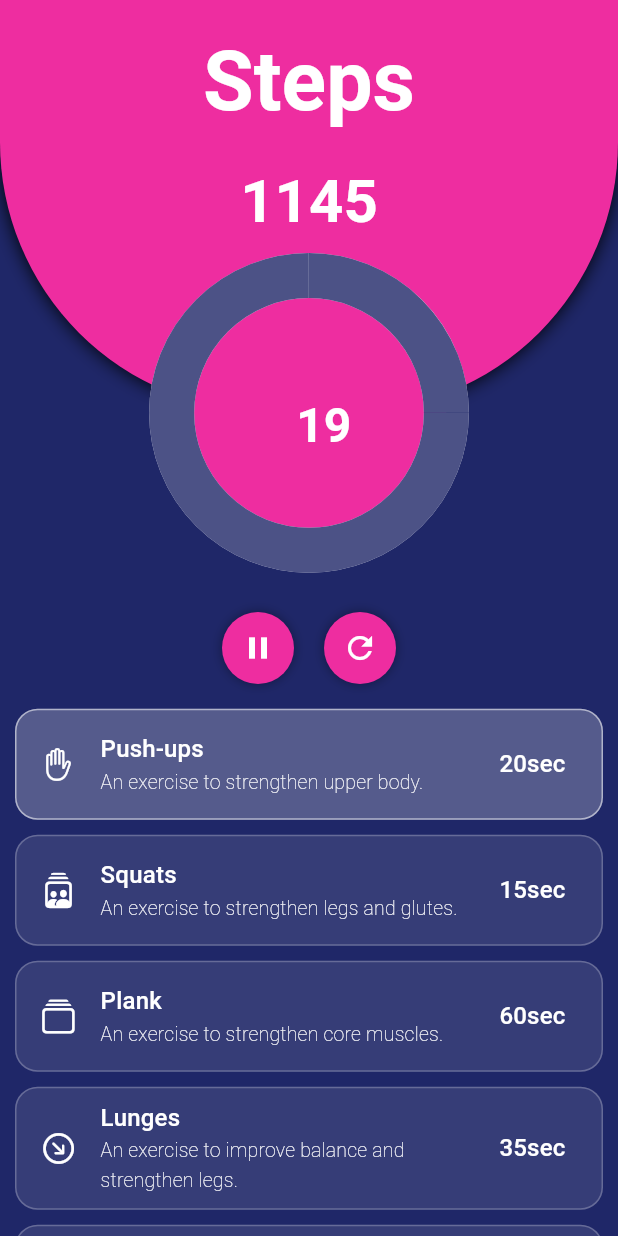
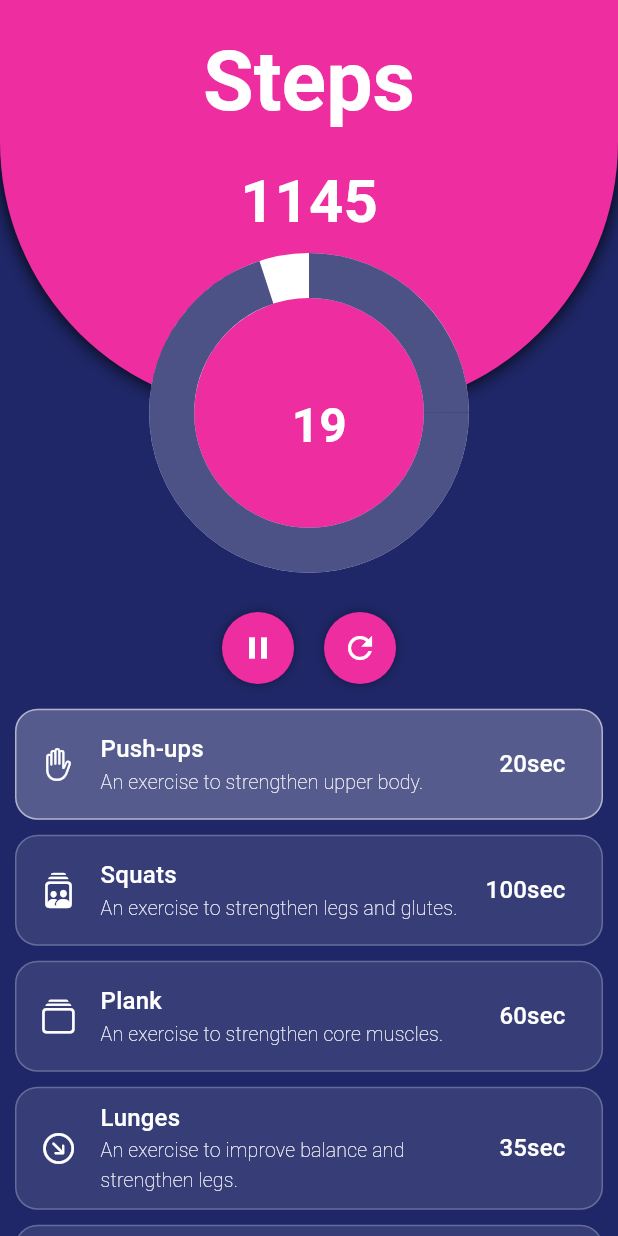
Before and after one commit to boustani-dev/step-counter, a Flutter app: the screen it shows after launch, after a tap on the "play arrow" icon, on a phone screen of 412 x 824 dp. Run offline on Flutter 3.47's test engine with Material 3 defaults, Android fonts, the phone set to English and light mode, and no system bars; our stand-ins replace bloc, equatable, flutter_bloc, percent_indicator; missing offline and left inert: dart:ffi.

Commit message:
fix: bug fixed the  circular indicator initial value

```diff
--- a/lib/app/home_screen.dart
+++ b/lib/app/home_screen.dart
@@ -83,7 +83,7 @@ class _HomeScreenState extends State<HomeScreen> {
                         SizedBox(
                           height: size.height * 0.03,
                         ),
-                        const StopWatch(),
+                         StopWatch(initValue: currentWorkout.time,),
                         SizedBox(
                           height: size.height * 0.05,
                         ),
--- a/lib/data/provider/mock_data_base.dart
+++ b/lib/data/provider/mock_data_base.dart
@@ -14,7 +14,7 @@ class MockDataBase {
     Workout(
       name: "Squats",
       description: "An exercise to strengthen legs and glutes.",
-      time: 15,
+      time: 100,
       icon: CupertinoIcons.person_2_square_stack,
     ),
     Workout(
--- a/lib/features/stop_watch/components/stopwatch.dart
+++ b/lib/features/stop_watch/components/stopwatch.dart
@@ -7,7 +7,8 @@ import 'package:step_counter/core/colors.dart';
 import 'package:step_counter/features/stop_watch/bloc/stop_watch_bloc.dart';
 
 class StopWatch extends StatelessWidget {
-  const StopWatch({super.key});
+  const StopWatch({super.key, required this.initValue});
+  final int initValue;
 
   @override
   Widget build(BuildContext context) {
@@ -17,17 +18,8 @@ class StopWatch extends StatelessWidget {
       if (state.status.duration == 0) {
         /// Navigator.push(context, MaterialPageRoute(builder: (context) => const HomeScreen()));
       }
-      },
-      builder: (context, state) {
-        double progressValue = state.status.duration.toDouble() / 0.01;
-        return buildCircularProgressIndicator(
-            size, progressValue, state, context);
-      },
-    );
-  }
-
-  SizedBox buildCircularProgressIndicator(Size size, double progressValue,
-      StopWatchState state, BuildContext context) {
+    }, builder: (context, state) {
+      double TotalValue = state.status.duration.toDouble();
       return SizedBox(
         height: size.height / 4.5,
         width: size.height / 4.5,
@@ -39,7 +31,7 @@ class StopWatch extends StatelessWidget {
               decoration: const BoxDecoration(
                   color: AppColors.primary, shape: BoxShape.circle),
               child: CircularProgressIndicator(
-              value: state.status.duration.toDouble() / 0.01,
+                value: state.status.duration / initValue,
                 strokeWidth: 30,
                 strokeCap: StrokeCap.butt,
                 backgroundColor: Colors.white,
@@ -48,7 +40,7 @@ class StopWatch extends StatelessWidget {
             ),
             Positioned(
               top: 80,
-            left: 83,
+              left: 80,
               child: Text(
                 state.status.duration.toString(),
                 style: Theme.of(context)
@@ -60,5 +52,6 @@ class StopWatch extends StatelessWidget {
           ],
         ),
       );
+    });
   }
 }
```
Also changed, not shown: pubspec.lock. Lines whose indentation alone changed are shown as unchanged.
